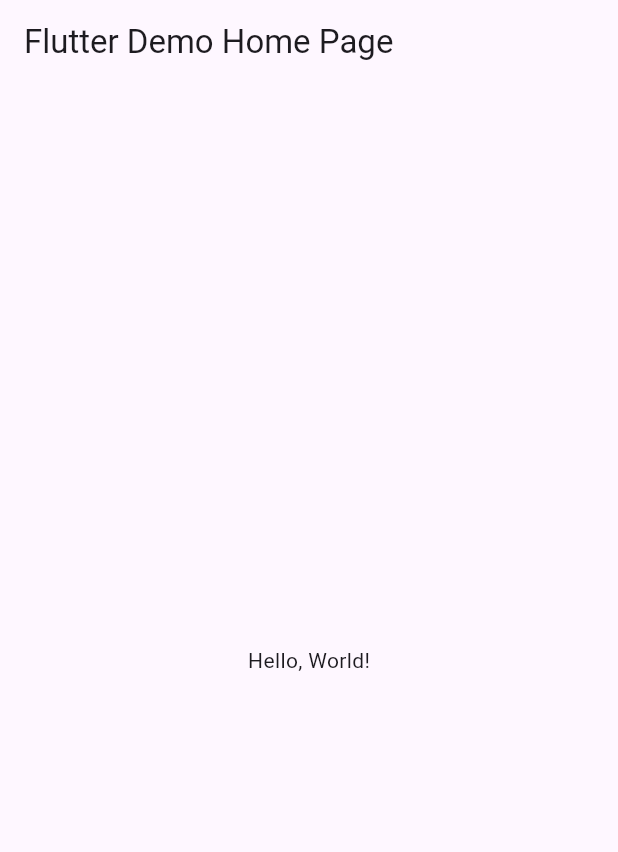
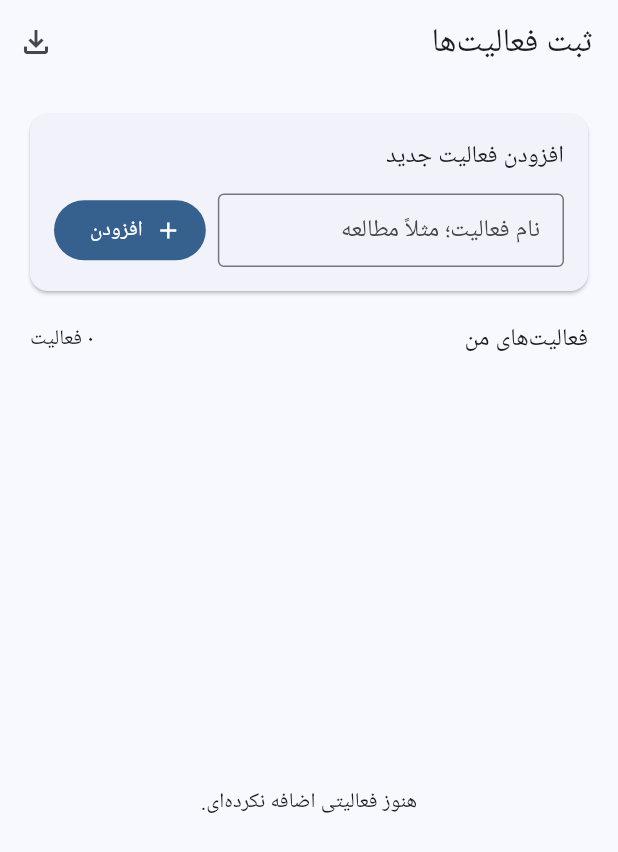
Before and after one commit to mhasanzare82-crypto/EXMP12, a Flutter app: the screen it shows after launch, on a phone screen of 412 x 824 dp. Shown: the top 852 px of the screen. Run offline on Flutter 3.47's test engine with Material 3 defaults, Android fonts, the phone set to English and light mode, and no system bars; our stand-ins replace shamsi_date, share_plus, shared_preferences.

Commit message:
Build Persian activity tracker on modular Flutter architecture (#1)
* Add modular Flutter architecture: lib/app/app.dart

* Add modular Flutter architecture: lib/core/theme/app_theme.dart

* Add modular Flutter architecture: lib/features/home/presentation/pages/home_page.dart

* Add modular Flutter architecture: lib/core/constants/app_constants.dart

* Add modular Flutter architecture: ARCHITECTURE.md

* Refactor main entry point to modular app bootstrap

* Add local storage, Persian calendar, and CSV sharing dependencies

* Implement activity tracking module: lib/features/activities/domain/models/activity.dart

* Implement activity tracking module: lib/features/activities/domain/models/activity_entry.dart

* Implement activity tracking module: lib/features/activities/data/activity_repository.dart

* Implement activity tracking module: lib/core/utils/persian_date_formatter.dart

* Implement activity tracking module: lib/features/activities/data/activity_export_service.dart

* Implement activity tracking module: lib/features/activities/presentation/pages/home_page.dart

* Connect app entry to Persian activity tracker

* Document activity feature layers

```diff
--- /dev/null
+++ b/lib/app/app.dart
@@ -0,0 +1,18 @@
+import 'package:flutter/material.dart';
+
+import '../core/theme/app_theme.dart';
+import '../features/activities/presentation/pages/home_page.dart';
+
+class App extends StatelessWidget {
+  const App({super.key});
+
+  @override
+  Widget build(BuildContext context) {
+    return MaterialApp(
+      title: 'ثبت فعالیت‌ها',
+      debugShowCheckedModeBanner: false,
+      theme: AppTheme.light,
+      home: const HomePage(),
+    );
+  }
+}
--- /dev/null
+++ b/lib/core/constants/app_constants.dart
@@ -0,0 +1,3 @@
+abstract final class AppConstants {
+  static const String appName = 'EXMP12';
+}
--- /dev/null
+++ b/lib/core/theme/app_theme.dart
@@ -0,0 +1,8 @@
+import 'package:flutter/material.dart';
+
+abstract final class AppTheme {
+  static ThemeData get light => ThemeData(
+        useMaterial3: true,
+        colorScheme: ColorScheme.fromSeed(seedColor: Colors.blue),
+      );
+}
--- /dev/null
+++ b/lib/core/utils/persian_date_formatter.dart
@@ -0,0 +1,12 @@
+import 'package:shamsi_date/shamsi_date.dart';
+
+class PersianDateFormatter {
+  static const _digits = <String>['۰','۱','۲','۳','۴','۵','۶','۷','۸','۹'];
+  static String digits(String value) => value.replaceAllMapped(RegExp(r'[0-9]'), (m) => _digits[int.parse(m.group(0)!)]);
+  static String date(DateTime value) {
+    final j = Jalali.fromDateTime(value);
+    return digits('${j.year}/${j.month.toString().padLeft(2, '0')}/${j.day.toString().padLeft(2, '0')}');
+  }
+  static String time(DateTime value) => digits('${value.hour.toString().padLeft(2, '0')}:${value.minute.toString().padLeft(2, '0')}');
+  static String dateTime(DateTime value) => '${date(value)} - ${time(value)}';
+}
--- /dev/null
+++ b/lib/features/activities/data/activity_export_service.dart
@@ -0,0 +1,24 @@
+import 'dart:convert';
+import 'dart:io';
+import 'package:path_provider/path_provider.dart';
+import 'package:share_plus/share_plus.dart';
+import '../../../core/utils/persian_date_formatter.dart';
+import '../domain/models/activity.dart';
+import '../domain/models/activity_entry.dart';
+
+class ActivityExportService {
+  Future<void> exportCsv({required List<Activity> activities, required List<ActivityEntry> entries}) async {
+    final names = {for (final a in activities) a.id: a.name};
+    final rows = <List<String>>[
+      ['نام فعالیت', 'تعداد', 'تاریخ شمسی', 'ساعت'],
+      ...entries.map((e) => [names[e.activityId] ?? 'فعالیت حذف‌شده', e.count.toString(), PersianDateFormatter.date(e.createdAt), PersianDateFormatter.time(e.createdAt)]),
+    ];
+    final csv = rows.map((row) => row.map(_escape).join(',')).join('\r\n');
+    final bytes = [0xEF, 0xBB, 0xBF, ...utf8.encode(csv)];
+    final dir = await getTemporaryDirectory();
+    final file = File('${dir.path}/activity_report.csv');
+    await file.writeAsBytes(bytes, flush: true);
+    await SharePlus.instance.share(ShareParams(files: [XFile(file.path, mimeType: 'text/csv')], subject: 'گزارش فعالیت‌ها', text: 'گزارش تعداد، تاریخ و ساعت فعالیت‌ها'));
+  }
+  String _escape(String value) => '"${value.replaceAll('"', '""')}"';
+}
--- /dev/null
+++ b/lib/features/activities/domain/models/activity.dart
@@ -0,0 +1,7 @@
+class Activity {
+  const Activity({required this.id, required this.name});
+  final String id;
+  final String name;
+  Map<String, dynamic> toJson() => {'id': id, 'name': name};
+  factory Activity.fromJson(Map<String, dynamic> json) => Activity(id: json['id'] as String, name: json['name'] as String);
+}
--- /dev/null
+++ b/lib/features/activities/domain/models/activity_entry.dart
@@ -0,0 +1,9 @@
+class ActivityEntry {
+  const ActivityEntry({required this.id, required this.activityId, required this.count, required this.createdAt});
+  final String id;
+  final String activityId;
+  final int count;
+  final DateTime createdAt;
+  Map<String, dynamic> toJson() => {'id': id, 'activityId': activityId, 'count': count, 'createdAt': createdAt.toIso8601String()};
+  factory ActivityEntry.fromJson(Map<String, dynamic> json) => ActivityEntry(id: json['id'] as String, activityId: json['activityId'] as String, count: json['count'] as int, createdAt: DateTime.parse(json['createdAt'] as String));
+}
--- /dev/null
+++ b/lib/features/activities/presentation/pages/home_page.dart
@@ -0,0 +1,112 @@
+import 'package:flutter/material.dart';
+import '../../../../core/utils/persian_date_formatter.dart';
+import '../../data/activity_export_service.dart';
+import '../../data/activity_repository.dart';
+import '../../domain/models/activity.dart';
+import '../../domain/models/activity_entry.dart';
+
+class HomePage extends StatefulWidget {
+  const HomePage({super.key});
+  @override
+  State<HomePage> createState() => _HomePageState();
+}
+
+class _HomePageState extends State<HomePage> {
+  final _repository = ActivityRepository();
+  final _exporter = ActivityExportService();
+  final _nameController = TextEditingController();
+  final _countController = TextEditingController();
+  List<Activity> _activities = [];
+  List<ActivityEntry> _entries = [];
+  bool _loading = true;
+  bool _exporting = false;
+
+  @override
+  void initState() { super.initState(); _load(); }
+  @override
+  void dispose() { _nameController.dispose(); _countController.dispose(); super.dispose(); }
+
+  Future<void> _load() async {
+    final a = await _repository.loadActivities();
+    final e = await _repository.loadEntries();
+    if (!mounted) return;
+    setState(() { _activities = a; _entries = e..sort((x, y) => y.createdAt.compareTo(x.createdAt)); _loading = false; });
+  }
+
+  Future<void> _addActivity() async {
+    final name = _nameController.text.trim();
+    if (name.isEmpty) return;
+    if (_activities.any((a) => a.name.toLowerCase() == name.toLowerCase())) { _message('این فعالیت قبلاً اضافه شده است.'); return; }
+    final item = Activity(id: DateTime.now().microsecondsSinceEpoch.toString(), name: name);
+    final updated = [..._activities, item];
+    await _repository.saveActivities(updated);
+    if (!mounted) return;
+    setState(() { _activities = updated; _nameController.clear(); });
+  }
+
+  Future<void> _addEntry(Activity activity) async {
+    _countController.clear();
+    final count = await showDialog<int>(context: context, builder: (ctx) => AlertDialog(
+      title: Text('ثبت تعداد برای ${activity.name}'),
+      content: TextField(controller: _countController, autofocus: true, keyboardType: TextInputType.number, decoration: const InputDecoration(labelText: 'تعداد انجام‌شده', hintText: 'مثلاً ۲۰', border: OutlineInputBorder())),
+      actions: [TextButton(onPressed: () => Navigator.pop(ctx), child: const Text('انصراف')), FilledButton(onPressed: () {
+        final value = int.tryParse(_toEnglishDigits(_countController.text.trim()));
+        if (value != null && value > 0) Navigator.pop(ctx, value);
+      }, child: const Text('ثبت'))],
+    ));
+    if (count == null) return;
+    final entry = ActivityEntry(id: DateTime.now().microsecondsSinceEpoch.toString(), activityId: activity.id, count: count, createdAt: DateTime.now());
+    final updated = [entry, ..._entries];
+    await _repository.saveEntries(updated);
+    if (!mounted) return;
+    setState(() => _entries = updated);
+    _message('تعداد با موفقیت ثبت شد.');
+  }
+
+  String _toEnglishDigits(String value) {
+    const fa = '۰۱۲۳۴۵۶۷۸۹'; const ar = '٠١٢٣٤٥٦٧٨٩';
+    for (var i = 0; i < 10; i++) { value = value.replaceAll(fa[i], '$i').replaceAll(ar[i], '$i'); }
+    return value;
+  }
+  int _total(String id) => _entries.where((e) => e.activityId == id).fold(0, (sum, e) => sum + e.count);
+  void _message(String value) => ScaffoldMessenger.of(context).showSnackBar(SnackBar(content: Text(value)));
+
+  Future<void> _export() async {
+    if (_entries.isEmpty) { _message('هنوز گزارشی برای خروجی گرفتن ثبت نشده است.'); return; }
+    setState(() => _exporting = true);
+    try { await _exporter.exportCsv(activities: _activities, entries: _entries); }
+    catch (e) { if (mounted) _message('تهیه خروجی انجام نشد: $e'); }
+    finally { if (mounted) setState(() => _exporting = false); }
+  }
+
+  void _showHistory(Activity activity) {
+    final records = _entries.where((e) => e.activityId == activity.id).toList();
+    showModalBottomSheet<void>(context: context, isScrollControlled: true, builder: (ctx) => SafeArea(child: SizedBox(
+      height: MediaQuery.sizeOf(ctx).height * .65,
+      child: Padding(padding: const EdgeInsets.all(20), child: Column(crossAxisAlignment: CrossAxisAlignment.stretch, children: [
+        Text('تاریخچه ${activity.name}', style: Theme.of(ctx).textTheme.titleLarge), const SizedBox(height: 12),
+        Expanded(child: records.isEmpty ? const Center(child: Text('هنوز رکوردی ثبت نشده است.')) : ListView.separated(
+          itemCount: records.length, separatorBuilder: (_, __) => const Divider(),
+          itemBuilder: (_, i) { final e = records[i]; return ListTile(leading: const Icon(Icons.history), title: Text('تعداد: ${PersianDateFormatter.digits(e.count.toString())}'), subtitle: Text(PersianDateFormatter.dateTime(e.createdAt))); },
+        )),
+      ])),
+    )));
+  }
+
+  @override
+  Widget build(BuildContext context) => Directionality(textDirection: TextDirection.rtl, child: Scaffold(
+    appBar: AppBar(title: const Text('ثبت فعالیت‌ها'), actions: [IconButton(onPressed: _exporting ? null : _export, tooltip: 'خروجی گزارش', icon: _exporting ? const SizedBox(width: 20, height: 20, child: CircularProgressIndicator(strokeWidth: 2)) : const Icon(Icons.file_download_outlined))]),
+    body: _loading ? const Center(child: CircularProgressIndicator()) : Column(children: [
+      Padding(padding: const EdgeInsets.fromLTRB(16, 16, 16, 8), child: Card(child: Padding(padding: const EdgeInsets.all(16), child: Column(crossAxisAlignment: CrossAxisAlignment.stretch, children: [
+        Text('افزودن فعالیت جدید', style: Theme.of(context).textTheme.titleMedium), const SizedBox(height: 12),
+        Row(children: [Expanded(child: TextField(controller: _nameController, textInputAction: TextInputAction.done, onSubmitted: (_) => _addActivity(), decoration: const InputDecoration(hintText: 'نام فعالیت؛ مثلاً مطالعه', border: OutlineInputBorder(), isDense: true))), const SizedBox(width: 8), FilledButton.icon(onPressed: _addActivity, icon: const Icon(Icons.add), label: const Text('افزودن'))]),
+      ])))),
+      Padding(padding: const EdgeInsets.symmetric(horizontal: 20, vertical: 8), child: Row(children: [Text('فعالیت‌های من', style: Theme.of(context).textTheme.titleMedium), const Spacer(), Text(PersianDateFormatter.digits('${_activities.length} فعالیت'))])),
+      Expanded(child: _activities.isEmpty ? const Center(child: Text('هنوز فعالیتی اضافه نکرده‌ای.')) : ListView.builder(padding: const EdgeInsets.fromLTRB(16, 0, 16, 16), itemCount: _activities.length, itemBuilder: (_, i) {
+        final a = _activities[i];
+        return Card(child: ListTile(title: Text(a.name, style: const TextStyle(fontWeight: FontWeight.w600)), subtitle: Text('مجموع انجام: ${PersianDateFormatter.digits(_total(a.id).toString())}'), onTap: () => _showHistory(a), trailing: Wrap(spacing: 4, children: [IconButton(tooltip: 'تاریخچه', onPressed: () => _showHistory(a), icon: const Icon(Icons.history)), IconButton.filledTonal(tooltip: 'ثبت تعداد', onPressed: () => _addEntry(a), icon: const Icon(Icons.add))])));
+      })),
+    ]),
+    floatingActionButton: _entries.isEmpty ? null : FloatingActionButton.extended(onPressed: _exporting ? null : _export, icon: const Icon(Icons.ios_share), label: const Text('خروجی گزارش')),
+  ));
+}
--- /dev/null
+++ b/lib/features/home/presentation/pages/home_page.dart
@@ -0,0 +1,13 @@
+import 'package:flutter/material.dart';
+
+class HomePage extends StatelessWidget {
+  const HomePage({super.key});
+
+  @override
+  Widget build(BuildContext context) {
+    return Scaffold(
+      appBar: AppBar(title: const Text('EXMP12')),
+      body: const Center(child: Text('صفحه اصلی')),
+    );
+  }
+}
--- a/lib/main.dart
+++ b/lib/main.dart
@@ -1,43 +1,7 @@
-import 'package:flutter/material.dart';
+import 'package:flutter/widgets.dart';
 
-void main() => runApp(MyApp());
+import 'app/app.dart';
 
-class MyApp extends StatelessWidget {
-  const MyApp({super.key});
-  // This widget is the root of your application.
-  @override
-  Widget build(BuildContext context) {
-    return MaterialApp(
-      // Application name
-      title: 'Flutter Hello World',
-      // Application theme data, you can set the colors for the application as
-      // you want
-      theme: ThemeData(
-        // useMaterial3: false,
-        primarySwatch: Colors.blue,
-      ),
-      // A widget which will be started on application startup
-      home: MyHomePage(title: 'Flutter Demo Home Page'),
-    );
-  }
+void main() {
+  runApp(const App());
 }
-
-class MyHomePage extends StatelessWidget {
-  final String title;
-  const MyHomePage({super.key, required this.title});
-
-  @override
-  Widget build(BuildContext context) {
-    return Scaffold(
-      appBar: AppBar(
-        // The title text which will be shown on the action bar
-        title: Text(title),
-      ),
-      body: Center(
-        child: Text(
-          'Hello, World!',
-        ),
-      ),
-    );
-  }
-}
--- a/pubspec.yaml
+++ b/pubspec.yaml
@@ -11,6 +11,10 @@ environment:
 dependencies:
   flutter:
     sdk: flutter
+  shared_preferences: ^2.5.3
+  shamsi_date: ^1.1.1
+  share_plus: ^12.0.1
+  path_provider: ^2.1.5
 
 dev_dependencies:
   flutter_test:
```
Also changed, not shown: lib/features/activities/data/activity_repository.dart (added, +29 -0 lines), 1 other file.
